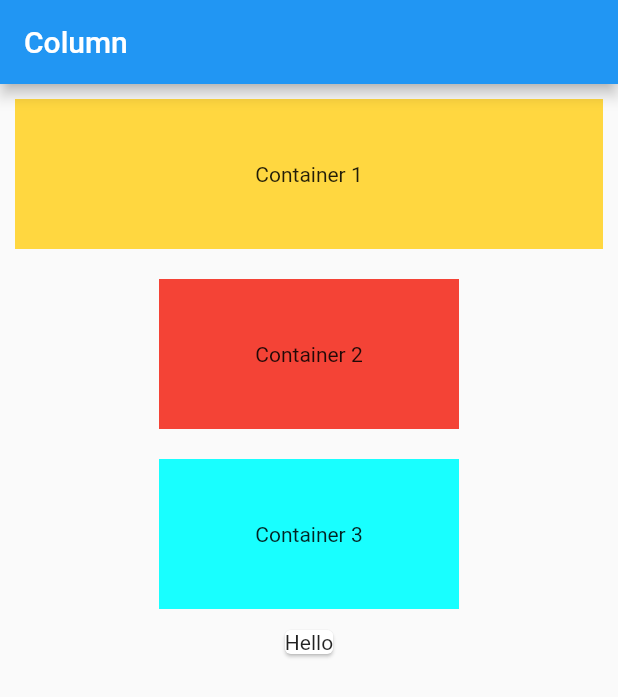
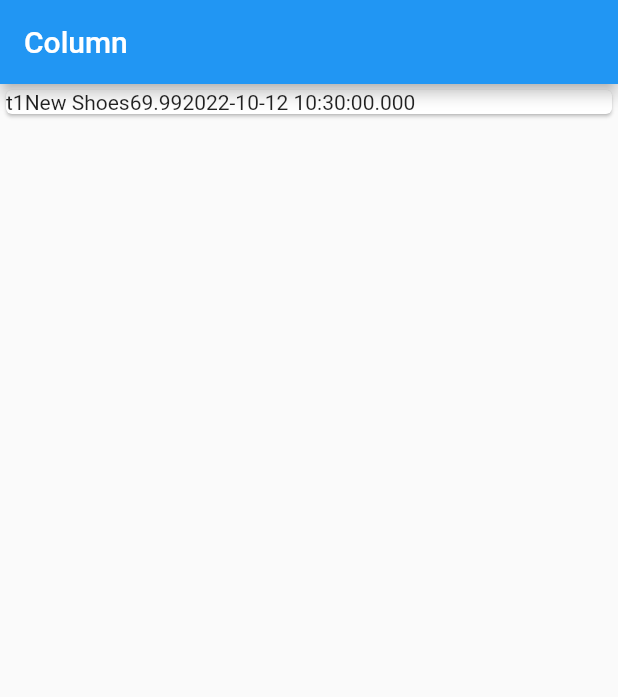
Before and after one commit to DevMeetMunjapara/Flutter-Learning, a Flutter app: the screen it shows after launch, on a phone screen of 412 x 824 dp. Shown: the top 697 px of the screen. Run offline on Flutter 3.47's test engine with Material 2 defaults, Android fonts, the phone set to English and light mode, and no system bars.

Commit message:
show data from transaction class

```diff
--- a/lib/main.dart
+++ b/lib/main.dart
@@ -37,43 +37,18 @@ class MyHomePage extends StatelessWidget {
           title: Text('Column'),
         ),
         body: Column(
-          mainAxisAlignment: MainAxisAlignment.start,
-          crossAxisAlignment: CrossAxisAlignment.center,
-          children: <Widget>[
-            Container(
-              margin: EdgeInsets.all(10),
-              height: 100,
-              width: double.infinity,
-              alignment: Alignment.center,
-              child: Text(
-                'Container 1',
+          children: transaction.map((e) {
+            return Card(
+              child: Row(
+                children: <Widget>[
+                  Text(e.id),
+                  Text(e.title),
+                  Text(e.amount.toString()),
+                  Text(e.date.toString()),
+                ],
               ),
-              color: Colors.amberAccent,
-            ),
-            Container(
-              margin: EdgeInsets.all(10),
-              height: 100,
-              width: 200,
-              alignment: Alignment.center,
-              child: Text(
-                'Container 2',
-              ),
-              color: Colors.red,
-            ),
-            Container(
-              margin: EdgeInsets.all(10),
-              height: 100,
-              width: 200,
-              alignment: Alignment.center,
-              child: Text(
-                'Container 3',
-              ),
-              color: Colors.cyanAccent,
-            ),
-            Card(
-              child: Text('Hello'),
-            )
-          ],
+            );
+          }).toList(),
         ));
     ;
   }
```
